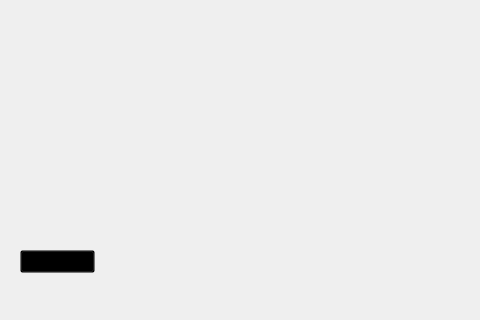
First picture: the form in mywindow.ui, repository TejaswiKasarla/PediPeri_UI, before the edit; both pictures show x 0 to 480 and y 280 to 600 of the 1300 by 600 pixel window.
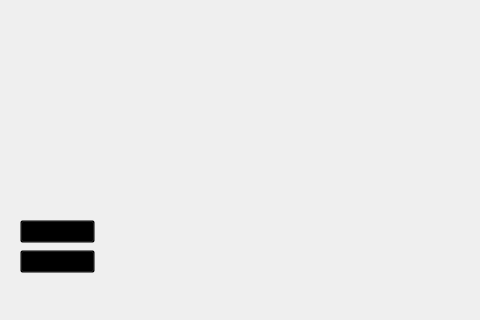
Second picture: the form after the edit. Icons and pictures are not drawn.

Commit message: added direct video recording feature. does not work yet.

What changed in the file:
```diff
--- a/mywindow.ui
+++ b/mywindow.ui
@@ -545,6 +545,22 @@
      <bool>true</bool>
     </property>
    </widget>
+   <widget class="QPushButton" name="pushButton_24">
+    <property name="geometry">
+     <rect>
+      <x>20</x>
+      <y>500</y>
+      <width>75</width>
+      <height>23</height>
+     </rect>
+    </property>
+    <property name="styleSheet">
+     <string notr="true">background:transparent;</string>
+    </property>
+    <property name="text">
+     <string>record video</string>
+    </property>
+   </widget>
   </widget>
  </widget>
  <resources/>
```
The commit also changes 3 other files.
